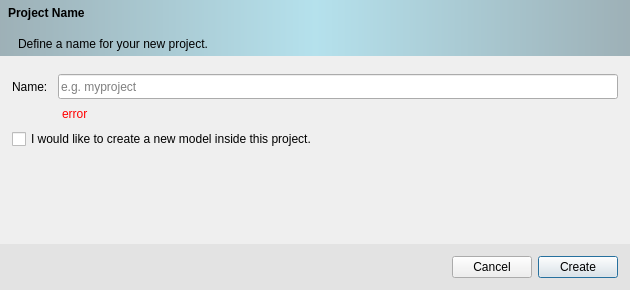
ufopleds/DengueME, file src/newproject.ui: the form before one commit.
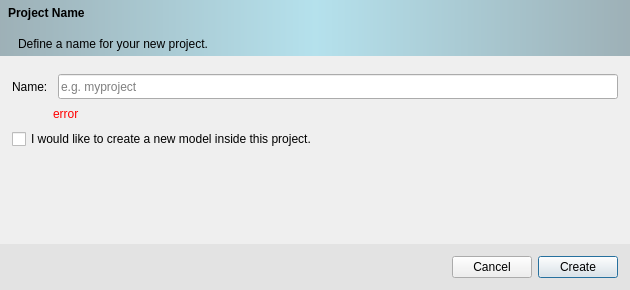
The form after the commit. Icons and pictures are not drawn.

Commit message:
Redesign the feature "Change workspace" (main interface). Issue #11
[PR] Fixes #11. Redesign the feature "Change workspace" (main interface)
Updates: problems with layout and messages.
Closes #11

```diff
--- a/src/newproject.ui
+++ b/src/newproject.ui
@@ -206,7 +206,7 @@
          </property>
          <property name="sizeHint" stdset="0">
           <size>
-           <width>50</width>
+           <width>41</width>
            <height>20</height>
           </size>
          </property>
```
The commit also changes 5 other files.
